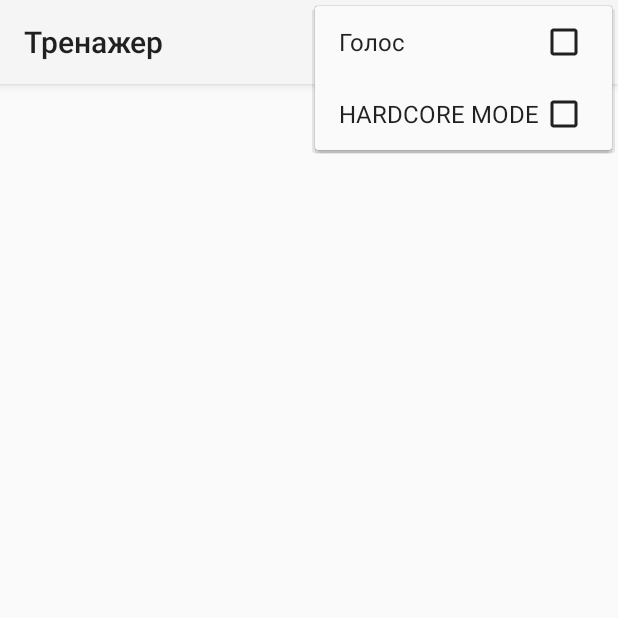
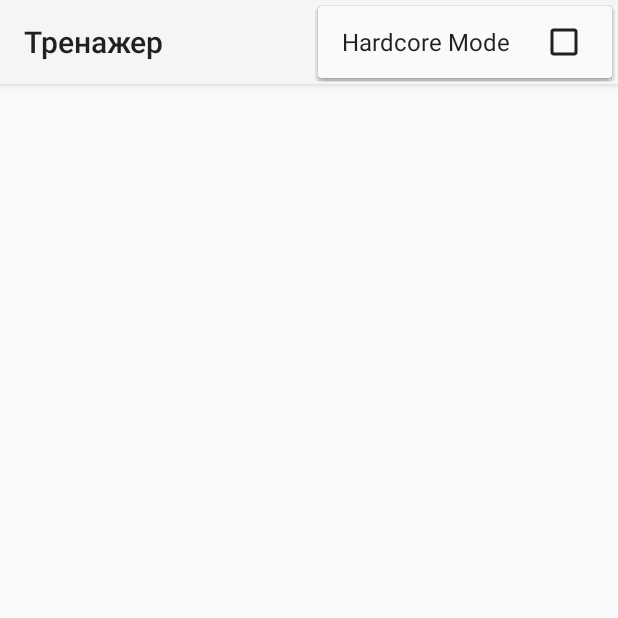
Before and after one commit to adobysh/trainer, an Android app: the screen it shows after launch (MainActivity), with the options menu open, on a phone screen of 412 x 824 dp, the top half of it. Run offline under Robolectric (Android 15) with nearby library versions, the phone set to English and light mode, and no system bars; 2 statements that could not run were skipped.

Commit message:
resolve #2. unite HARDCORE MODE with speech functional

```diff
--- a/app/src/main/java/com/holypasta/trainer/Constants.java
+++ b/app/src/main/java/com/holypasta/trainer/Constants.java
@@ -12,7 +12,6 @@ public interface Constants {
     static final String SCORE_0_15 = "SCORE_";
     static final String SCORES = "SCORES";
 
-    static final String PREF_VOICE = "PREF_VOICE";
     static final String PREF_HARDCORE_MODE = "PREF_HARDCORE_MODE";
 
     static final int MAX_SCORE = 50;
--- a/app/src/main/res/layout/level_header.xml
+++ b/app/src/main/res/layout/level_header.xml
@@ -16,7 +16,7 @@
         android:id="@+id/textView1"
         android:layout_width="match_parent"
         android:layout_height="match_parent"
-        android:gravity="center"
+        android:gravity="bottom|center"
         android:text="ru sentence"/>
 
 </FrameLayout>
--- a/app/src/main/res/menu/main_menu.xml
+++ b/app/src/main/res/menu/main_menu.xml
@@ -3,30 +3,11 @@
     xmlns:tools="http://schemas.android.com/tools"
     tools:context="com.holypasta.trainer.activity.MainActivity" >
 
-<!--
-    <item android:id="@+id/action_unlock"
-        android:title="@string/action_unlock"
-        android:orderInCategory="100"
-        app:showAsAction="never" />
-
-    <item android:id="@+id/action_lock"
-        android:title="@string/action_lock"
-        android:orderInCategory="100"
-        app:showAsAction="never" />
--->
-    <item
-        android:id="@+id/action_voice"
-        android:orderInCategory="0"
-        app:showAsAction="never"
-        android:title="@string/action_voice"
-        android:checkable="true"
-        android:checked="false"/>
-
     <item
         android:id="@+id/action_hardcore_mode"
         android:orderInCategory="1"
         app:showAsAction="never"
-        android:title="HARDCORE MODE"
+        android:title="@string/action_hard_mode"
         android:checkable="true"
         android:checked="false"/>
 
--- a/app/src/main/res/values/dimens.xml
+++ b/app/src/main/res/values/dimens.xml
@@ -3,4 +3,7 @@
     <dimen name="activity_horizontal_margin">16dp</dimen>
     <dimen name="activity_vertical_margin">16dp</dimen>
 
-    </resources>
+    <dimen name="divider_easy_mode">128dp</dimen>
+    <dimen name="divider_hard_mode">64dp</dimen>
+
+</resources>
--- a/app/src/main/res/values/strings.xml
+++ b/app/src/main/res/values/strings.xml
@@ -6,12 +6,11 @@
     <string name="button_help">\?</string>
     <string name="button_say">!</string>
     <string name="button_ok">\u2713</string>
+    <string name="button_next">\u279C</string>
 
     <string name="action_theory">\?!</string>
     <string name="action_video">8)</string>
-    <string name="action_unlock">Разблокировать уроки</string>
-    <string name="action_lock">Сбросить прогресс</string>
-    <string name="action_voice">Голос</string>
+    <string name="action_hard_mode">Hardcore Mode</string>
 
     <string name="title_activity_theory">Теория</string>
 
```
Also changed, not shown: app/src/main/java/com/holypasta/trainer/activity/LevelActivity.java (+18 -14 lines), app/src/main/java/com/holypasta/trainer/activity/MainActivity.java (+0 -15 lines), app/src/main/res/layout/activity_level_easy.xml (+5 -4 lines), app/src/main/res/layout/activity_level_hard.xml (+11 -2 lines).
